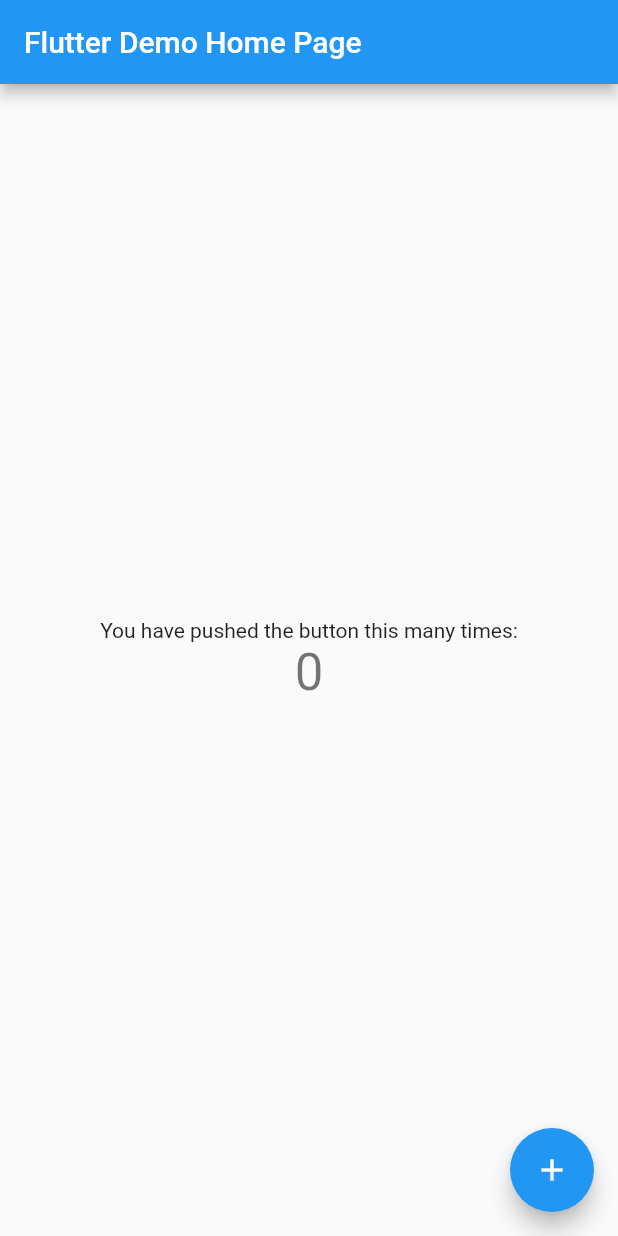
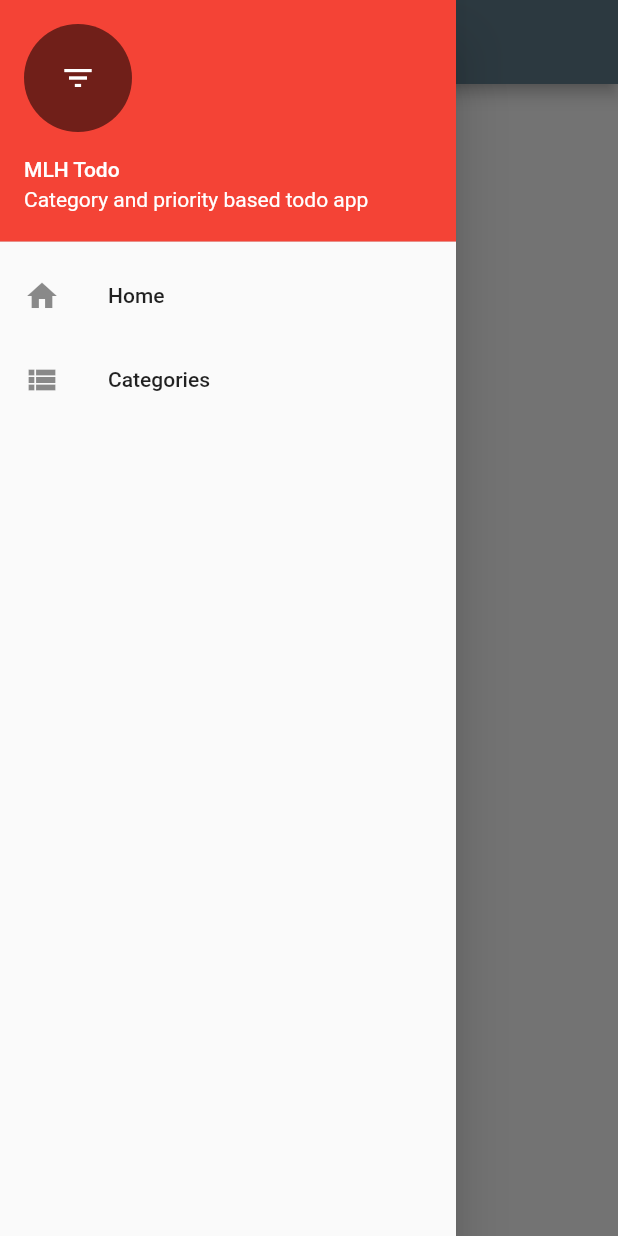
Before and after one commit to priyadarshu/flutter_to_do_app, a Flutter app: the screen it shows after launch, with the side drawer open (before the commit the screen has no drawer), on a phone screen of 412 x 824 dp. Run offline on Flutter 3.47's test engine with Material 2 defaults, Android fonts, the phone set to English and light mode, and no system bars.

Commit message:
updated files

```diff
--- /dev/null
+++ b/lib/helpers/nav_drawer.dart
@@ -0,0 +1,54 @@
+import 'package:flutter/material.dart';
+import 'package:flutter_to_do_app/screens/category_page.dart';
+import 'package:flutter_to_do_app/screens/home_page.dart';
+
+class DrawerNavigation extends StatefulWidget {
+  @override
+  _DrawerNavigationState createState() => _DrawerNavigationState();
+}
+
+class _DrawerNavigationState extends State<DrawerNavigation> {
+  @override
+  Widget build(BuildContext context) {
+    return Container(
+      child: Drawer(
+        child: ListView(
+          children: [
+            UserAccountsDrawerHeader(
+              accountName: Text('MLH Todo'),
+              accountEmail: Text('Category and priority based todo app'),
+              currentAccountPicture: GestureDetector(
+                child: CircleAvatar(
+                  backgroundColor: Colors.black54,
+                  child: Icon(
+                    Icons.filter_list,
+                    color: Colors.white,
+                  ),
+                ),
+              ),
+              decoration: BoxDecoration(
+                color: Colors.red,
+              ),
+            ),
+            ListTile(
+              title: Text('Home'),
+              leading: Icon(Icons.home),
+              onTap: () {
+                Navigator.of(context)
+                    .push(MaterialPageRoute(builder: (context) => HomePage()));
+              },
+            ),
+            ListTile(
+              title: Text('Categories'),
+              leading: Icon(Icons.view_list),
+              onTap: () {
+                Navigator.of(context).push(
+                    MaterialPageRoute(builder: (context) => CategoryPage()));
+              },
+            ),
+          ],
+        ),
+      ),
+    );
+  }
+}
--- a/lib/main.dart
+++ b/lib/main.dart
@@ -1,113 +1,21 @@
 import 'package:flutter/material.dart';
+import 'package:flutter_to_do_app/screens/home_page.dart';
 
 void main() {
   runApp(MyApp());
 }
 
 class MyApp extends StatelessWidget {
-  // This widget is the root of your application.
+  static final String title = 'Todo App';
   @override
   Widget build(BuildContext context) {
     return MaterialApp(
-      title: 'Flutter Demo',
+      title: title,
+      debugShowCheckedModeBanner: false,
       theme: ThemeData(
-        // This is the theme of your application.
-        //
-        // Try running your application with "flutter run". You'll see the
-        // application has a blue toolbar. Then, without quitting the app, try
-        // changing the primarySwatch below to Colors.green and then invoke
-        // "hot reload" (press "r" in the console where you ran "flutter run",
-        // or simply save your changes to "hot reload" in a Flutter IDE).
-        // Notice that the counter didn't reset back to zero; the application
-        // is not restarted.
-        primarySwatch: Colors.blue,
+        primarySwatch: Colors.blueGrey,
       ),
-      home: MyHomePage(title: 'Flutter Demo Home Page'),
+      home: HomePage(),
     );
   }
 }
-
-class MyHomePage extends StatefulWidget {
-  MyHomePage({Key key, this.title}) : super(key: key);
-
-  // This widget is the home page of your application. It is stateful, meaning
-  // that it has a State object (defined below) that contains fields that affect
-  // how it looks.
-
-  // This class is the configuration for the state. It holds the values (in this
-  // case the title) provided by the parent (in this case the App widget) and
-  // used by the build method of the State. Fields in a Widget subclass are
-  // always marked "final".
-
-  final String title;
-
-  @override
-  _MyHomePageState createState() => _MyHomePageState();
-}
-
-class _MyHomePageState extends State<MyHomePage> {
-  int _counter = 0;
-
-  void _incrementCounter() {
-    setState(() {
-      // This call to setState tells the Flutter framework that something has
-      // changed in this State, which causes it to rerun the build method below
-      // so that the display can reflect the updated values. If we changed
-      // _counter without calling setState(), then the build method would not be
-      // called again, and so nothing would appear to happen.
-      _counter++;
-    });
-  }
-
-  @override
-  Widget build(BuildContext context) {
-    // This method is rerun every time setState is called, for instance as done
-    // by the _incrementCounter method above.
-    //
-    // The Flutter framework has been optimized to make rerunning build methods
-    // fast, so that you can just rebuild anything that needs updating rather
-    // than having to individually change instances of widgets.
-    return Scaffold(
-      appBar: AppBar(
-        // Here we take the value from the MyHomePage object that was created by
-        // the App.build method, and use it to set our appbar title.
-        title: Text(widget.title),
-      ),
-      body: Center(
-        // Center is a layout widget. It takes a single child and positions it
-        // in the middle of the parent.
-        child: Column(
-          // Column is also a layout widget. It takes a list of children and
-          // arranges them vertically. By default, it sizes itself to fit its
-          // children horizontally, and tries to be as tall as its parent.
-          //
-          // Invoke "debug painting" (press "p" in the console, choose the
-          // "Toggle Debug Paint" action from the Flutter Inspector in Android
-          // Studio, or the "Toggle Debug Paint" command in Visual Studio Code)
-          // to see the wireframe for each widget.
-          //
-          // Column has various properties to control how it sizes itself and
-          // how it positions its children. Here we use mainAxisAlignment to
-          // center the children vertically; the main axis here is the vertical
-          // axis because Columns are vertical (the cross axis would be
-          // horizontal).
-          mainAxisAlignment: MainAxisAlignment.center,
-          children: <Widget>[
-            Text(
-              'You have pushed the button this many times:',
-            ),
-            Text(
-              '$_counter',
-              style: Theme.of(context).textTheme.headline4,
-            ),
-          ],
-        ),
-      ),
-      floatingActionButton: FloatingActionButton(
-        onPressed: _incrementCounter,
-        tooltip: 'Increment',
-        child: Icon(Icons.add),
-      ), // This trailing comma makes auto-formatting nicer for build methods.
-    );
-  }
-}
--- /dev/null
+++ b/lib/screens/home_page.dart
@@ -0,0 +1,24 @@
+import 'package:flutter/material.dart';
+import 'package:flutter_to_do_app/helpers/nav_drawer.dart';
+
+class HomePage extends StatefulWidget {
+  @override
+  _HomePageState createState() => _HomePageState();
+}
+
+class _HomePageState extends State<HomePage> {
+  @override
+  Widget build(BuildContext context) {
+    return Scaffold(
+      appBar: AppBar(
+        title: Text(
+          'Todos ',
+          style: TextStyle(
+              color: Colors.white, fontSize: 12.0, fontWeight: FontWeight.bold),
+        ),
+        centerTitle: true,
+      ),
+      drawer: DrawerNavigation(),
+    );
+  }
+}
--- a/pubspec.yaml
+++ b/pubspec.yaml
@@ -3,7 +3,7 @@ description: A new Flutter project.
 
 # The following line prevents the package from being accidentally published to
 # pub.dev using `pub publish`. This is preferred for private packages.
-publish_to: 'none' # Remove this line if you wish to publish to pub.dev
+publish_to: "none" # Remove this line if you wish to publish to pub.dev
 
 # The following defines the version and build number for your application.
 # A version number is three numbers separated by dots, like 1.2.43
@@ -24,10 +24,10 @@ dependencies:
   flutter:
     sdk: flutter
 
-
   # The following adds the Cupertino Icons font to your application.
   # Use with the CupertinoIcons class for iOS style icons.
   cupertino_icons: ^1.0.1
+  provider: ^4.3.2+4
 
 dev_dependencies:
   flutter_test:
@@ -40,7 +40,6 @@ dev_dependencies:
 
 # The following section is specific to Flutter.
 flutter:
-
   # The following line ensures that the Material Icons font is
   # included with your application, so that you can use the icons in
   # the material Icons class.
```
Also changed, not shown: lib/screens/category_page.dart (added, +44 -0 lines), pubspec.lock.
